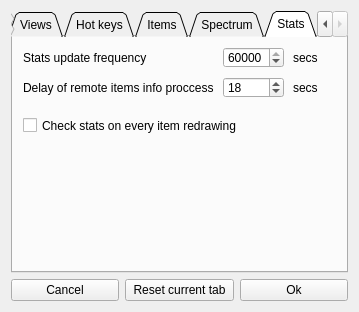
Qt form dialogs/settings_dialog.ui (jeyboy/playo3) before a commit.
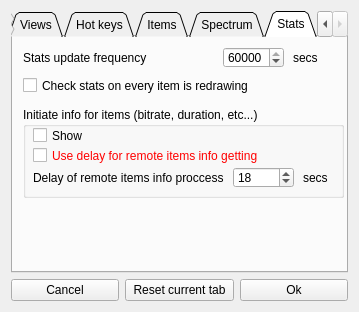
The same form after that commit. The open tabs and pages were chosen to show the change.

Diff of the .ui file:
```diff
--- a/dialogs/settings_dialog.ui
+++ b/dialogs/settings_dialog.ui
@@ -216,45 +216,6 @@
             <string>Show checkboxes for batch operations</string>
            </property>
           </widget>
-          <widget class="QGroupBox" name="groupBox_2">
-           <property name="geometry">
-            <rect>
-             <x>10</x>
-             <y>160</y>
-             <width>321</width>
-             <height>51</height>
-            </rect>
-           </property>
-           <property name="title">
-            <string>Item info (bitrate, duration, etc...)</string>
-           </property>
-           <widget class="QCheckBox" name="showInfo">
-            <property name="geometry">
-             <rect>
-              <x>10</x>
-              <y>20</y>
-              <width>311</width>
-              <height>17</height>
-             </rect>
-            </property>
-            <property name="text">
-             <string>Show</string>
-            </property>
-           </widget>
-           <widget class="QLabel" name="label">
-            <property name="geometry">
-             <rect>
-              <x>60</x>
-              <y>20</y>
-              <width>161</width>
-              <height>16</height>
-             </rect>
-            </property>
-            <property name="text">
-             <string>&lt;html&gt;&lt;head/&gt;&lt;body&gt;&lt;p&gt;&lt;span style=&quot; font-weight:600; color:#ff0000;&quot;&gt;Very slow for remote files. &lt;/span&gt;&lt;/p&gt;&lt;/body&gt;&lt;/html&gt;</string>
-            </property>
-           </widget>
-          </widget>
           <widget class="QCheckBox" name="useSystemIconsCheck">
            <property name="geometry">
             <rect>
@@ -1156,11 +1117,81 @@
         <string>secs</string>
        </property>
       </widget>
+      <widget class="QCheckBox" name="interactiveStats">
+       <property name="geometry">
+        <rect>
+         <x>10</x>
+         <y>40</y>
+         <width>291</width>
+         <height>17</height>
+        </rect>
+       </property>
+       <property name="text">
+        <string>Check stats on every item is redrawing</string>
+       </property>
+      </widget>
+      <widget class="QGroupBox" name="groupBox_2">
+       <property name="geometry">
+        <rect>
+         <x>10</x>
+         <y>70</y>
+         <width>321</width>
+         <height>91</height>
+        </rect>
+       </property>
+       <property name="title">
+        <string>Initiate info for items (bitrate, duration, etc...)</string>
+       </property>
+       <widget class="QCheckBox" name="showInfo">
+        <property name="geometry">
+         <rect>
+          <x>10</x>
+          <y>20</y>
+          <width>311</width>
+          <height>17</height>
+         </rect>
+        </property>
+        <property name="text">
+         <string>Show</string>
+        </property>
+       </widget>
+       <widget class="QLabel" name="label_remoteProcMetric">
+        <property name="geometry">
+         <rect>
+          <x>280</x>
+          <y>60</y>
+          <width>41</width>
+          <height>21</height>
+         </rect>
+        </property>
+        <property name="text">
+         <string>secs</string>
+        </property>
+       </widget>
+       <widget class="QCheckBox" name="usedDelayForRemote">
+        <property name="geometry">
+         <rect>
+          <x>10</x>
+          <y>40</y>
+          <width>291</width>
+          <height>17</height>
+         </rect>
+        </property>
+        <property name="toolTip">
+         <string>&lt;html&gt;&lt;head/&gt;&lt;body&gt;&lt;p&gt;Hase possibility to be baned by server&lt;/p&gt;&lt;/body&gt;&lt;/html&gt;</string>
+        </property>
+        <property name="styleSheet">
+         <string notr="true">color: red;</string>
+        </property>
+        <property name="text">
+         <string>Use delay for remote items info getting</string>
+        </property>
+       </widget>
       <widget class="QSpinBox" name="remoteItemProcDelay">
        <property name="geometry">
         <rect>
          <x>210</x>
-         <y>40</y>
+          <y>60</y>
          <width>61</width>
          <height>21</height>
         </rect>
@@ -1175,11 +1206,11 @@
         <number>18</number>
        </property>
       </widget>
-      <widget class="QLabel" name="label_27">
+       <widget class="QLabel" name="label_remoteItemDelay">
        <property name="geometry">
         <rect>
          <x>10</x>
-         <y>40</y>
+          <y>60</y>
          <width>191</width>
          <height>21</height>
         </rect>
@@ -1188,31 +1219,6 @@
         <string>Delay of remote items info proccessing</string>
        </property>
       </widget>
-      <widget class="QLabel" name="label_28">
-       <property name="geometry">
-        <rect>
-         <x>280</x>
-         <y>40</y>
-         <width>41</width>
-         <height>21</height>
-        </rect>
-       </property>
-       <property name="text">
-        <string>secs</string>
-       </property>
-      </widget>
-      <widget class="QCheckBox" name="interactiveStats">
-       <property name="geometry">
-        <rect>
-         <x>10</x>
-         <y>80</y>
-         <width>291</width>
-         <height>17</height>
-        </rect>
-       </property>
-       <property name="text">
-        <string>Check stats on every item redrawing</string>
-       </property>
       </widget>
      </widget>
     </widget>
```
Lines whose indentation alone changed are shown as unchanged.
